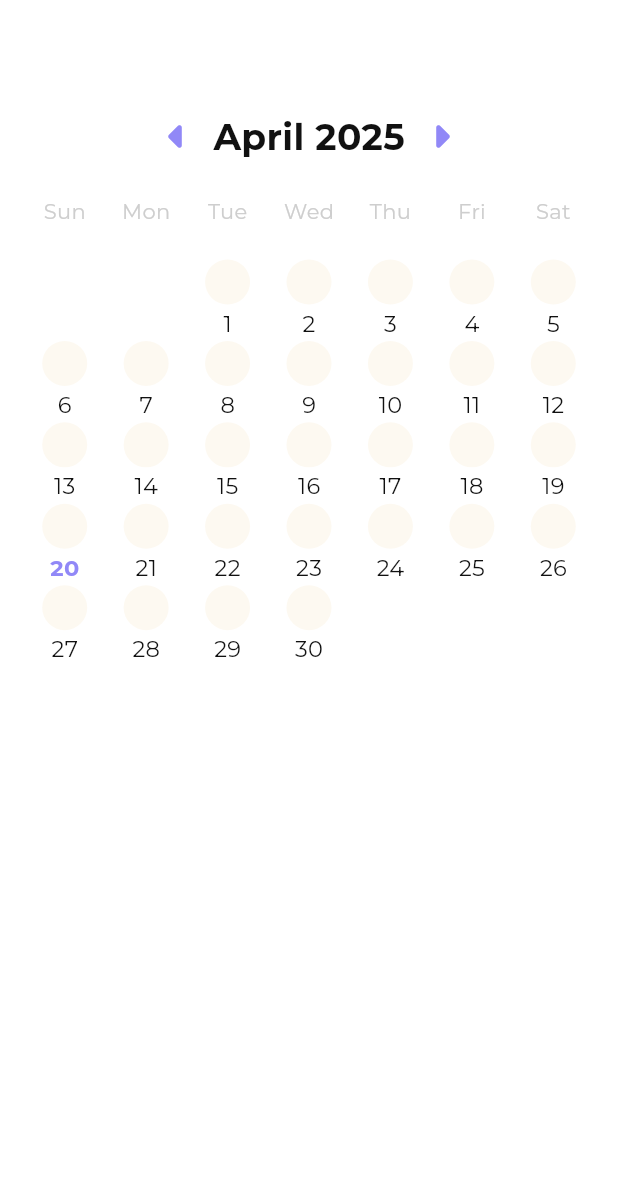
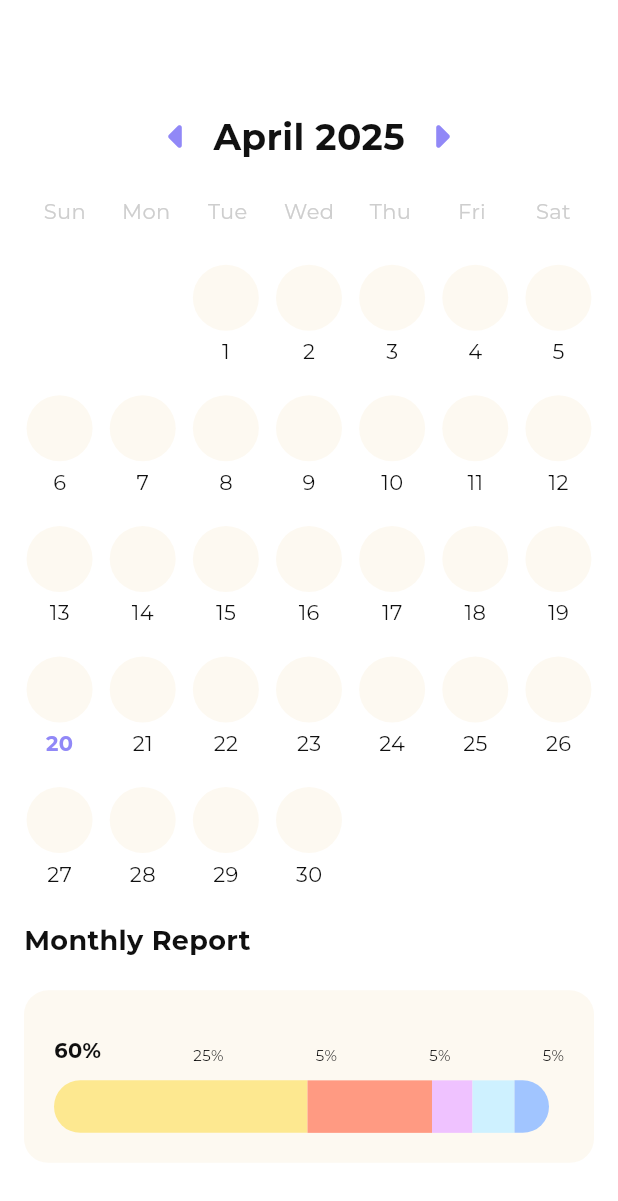
Before and after one commit to bronystylecrazy/moodbeat, a Flutter app: the RateScreen screen opened directly with empty values, after a tap on the "close" icon, on a phone screen of 412 x 824 dp. Shown: the top 1201 px of the screen. Run offline on Flutter 3.47's test engine with Material 3 defaults, Android fonts, the phone set to English and light mode, and no system bars; our stand-ins replace built_collection, built_value, dio, flutter_hooks, font_awesome_flutter, get_it and 6 more; missing offline and left inert: flutter_query, flutter_web_auth_2, one_of_serializer; accounts and stored records are empty; network calls fail; project files that could hold a hidden picture were left out.

Commit message:
fix: calendar

```diff
--- a/lib/animation_wrapper.dart
+++ b/lib/animation_wrapper.dart
@@ -3,6 +3,7 @@ import 'package:flutter/material.dart';
 
 // Function to create a route with a slide-up animation (ease-out)
 PageRouteBuilder createSlideUpRoute(Widget page) {
+  print("Creating slide up route");
   return PageRouteBuilder(
     opaque: false,
     pageBuilder: (context, animation, secondaryAnimation) => page,
--- a/lib/home/calendar/calendar.dart
+++ b/lib/home/calendar/calendar.dart
@@ -1,5 +1,6 @@
 import 'package:flutter/material.dart';
 import 'package:intl/intl.dart';
+import 'package:moodbeat/home/monthly_report/banner_report.dart';
 import 'package:moodbeat/mood_selection_screen.dart';
 import 'package:moodbeat/main.dart';
 import 'package:font_awesome_flutter/font_awesome_flutter.dart';
@@ -21,7 +22,7 @@ class _MyCalendarScreenState extends State<MyCalendarScreen> {
   // Function to handle adding a mood
   void _addMoodForDate(DateTime date) async {
     print('Adding mood for: ${DateFormat('yyyy-MM-dd').format(date)}');
-
+    try {
       // Use the createSlideUpRoute function
       final selectedMood = await Navigator.push(
         context,
@@ -32,6 +33,9 @@ class _MyCalendarScreenState extends State<MyCalendarScreen> {
         setState(() {
           _markedDates[date] = selectedMood;
         });
+      }
+    } catch (e) {
+      print("Error: $e");
     }
   }
 
@@ -107,44 +111,39 @@ class _MyCalendarScreenState extends State<MyCalendarScreen> {
   // Function to build a single date cell
   Widget _buildDateCell(DateTime date) {
     final markedMood = _markedDates[date];
-    final _ = date.year == DateTime.now().year &&
-        date.month == DateTime.now().month &&
-        date.day == DateTime.now().day;
     final isSelected = date.year == _currentDate.year &&
         date.month == _currentDate.month &&
         date.day == _currentDate.day;
     final isCurrentMonth = date.month == _currentMonth.month;
 
     return GestureDetector(
-      onTap: () {
-        _addMoodForDate(date);
-      },
-      child: SizedBox.expand(
+      onTap: () => _addMoodForDate(date),
+      child: ConstrainedBox(
+        constraints: const BoxConstraints(
+          minHeight: 100,
+          maxHeight: 100, // Prevents overflow
+        ),
         child: Column(
           mainAxisAlignment: MainAxisAlignment.center,
-            crossAxisAlignment: CrossAxisAlignment.center,
           children: [
-              const SizedBox(height: 2),
             Container(
-                width: 30,
-                height: 30,
+              width: 44,
+              height: 44,
               decoration: BoxDecoration(
                 shape: BoxShape.circle,
                 color:
                     markedMood != null ? Colors.transparent : AppColors.cream,
               ),
               child: markedMood != null
-                    ? Container(
-                        child: Image.asset(moodImages[markedMood]!),
-                      )
+                  ? Image.asset(moodImages[markedMood]!)
                   : null,
             ),
-              const SizedBox(height: 2),
+            const SizedBox(height: 4),
             Text(
               date.day.toString(),
               style: TextStyle(
                 fontFamily: AppTextStyles.primaryFontFamily,
-                  fontSize: 15,
+                fontSize: 14,
                 color: isSelected
                     ? AppColors.defualtColor
                     : isCurrentMonth
@@ -155,14 +154,16 @@ class _MyCalendarScreenState extends State<MyCalendarScreen> {
                     : AppTextStyles.body2.fontWeight,
               ),
             )
-            ]),
+          ],
+        ),
       ),
     );
   }
 
   // Function to build the calendar grid
   List<Widget> _buildCalendarDays() {
-    final firstDayOfMonth = DateTime(_currentMonth.year, _currentMonth.month, 1);
+    final firstDayOfMonth =
+        DateTime(_currentMonth.year, _currentMonth.month, 1);
     final daysInMonth =
         DateTime(_currentMonth.year, _currentMonth.month + 1, 0).day;
     final firstWeekdayOfMonth = firstDayOfMonth.weekday % 7;
@@ -183,22 +184,29 @@ class _MyCalendarScreenState extends State<MyCalendarScreen> {
 
   @override
   Widget build(BuildContext context) {
-    return Column(
+    return SingleChildScrollView(
+      child: Column(
         crossAxisAlignment: CrossAxisAlignment.stretch,
         children: [
           _buildHeader(),
           const SizedBox(height: 16),
           _buildWeekdayLabels(),
-        Expanded(
-          child: GridView.count(
+          GridView.count(
             crossAxisCount: 7,
             shrinkWrap: true,
+            childAspectRatio: 0.6,
+            mainAxisSpacing: 8,
+            crossAxisSpacing: 8,
             physics: const NeverScrollableScrollPhysics(),
             padding: const EdgeInsets.only(top: 20),
             children: _buildCalendarDays(),
           ),
+          const SizedBox(height: 16),
+          ReportBanner(
+            date: DateTime(2001),
           ),
         ],
+      ),
     );
   }
 }
--- a/lib/home/dairy/diary_entry_widget.dart
+++ b/lib/home/dairy/diary_entry_widget.dart
@@ -49,7 +49,7 @@ class _DiaryEntryWidgetState extends State<DiaryEntryWidget> {
       setState(() {
         _currentMood = selectedMood;
       });
-       widget.onMoodChanged();
+      widget.onMoodChanged();
     }
   }
 
@@ -92,7 +92,8 @@ class _DiaryEntryWidgetState extends State<DiaryEntryWidget> {
                       height: 133,
                       decoration: BoxDecoration(
                         image: DecorationImage(
-                          image: AssetImage(moodImages[_currentMood] ?? 'asset/images/joy.png'),
+                          image: AssetImage(moodImages[_currentMood] ??
+                              'assets/images/joy.png'),
                           fit: BoxFit.cover,
                         ),
                       ),
--- a/lib/home/dairy/diary_nav_bar.dart
+++ b/lib/home/dairy/diary_nav_bar.dart
@@ -62,7 +62,7 @@ class _DiaryNavBarState extends State<DiaryNavBar> {
                 children: [
                   IconButton(
                     icon: Image.asset(
-                      'asset/images/Picture.png',
+                      'assets/images/Picture.png',
                       width: 24,
                       height: 24,
                       color: AppColors.button,
@@ -73,7 +73,7 @@ class _DiaryNavBarState extends State<DiaryNavBar> {
               ),
               IconButton(
                 icon: Image.asset(
-                  'asset/images/Save.png',
+                  'assets/images/Save.png',
                   width: 24,
                   height: 24,
                   color: AppColors.button,
--- a/lib/home/message/message.dart
+++ b/lib/home/message/message.dart
@@ -52,8 +52,8 @@ class SaveConfirmationOverlay extends StatelessWidget {
                     height: 132,
                     decoration: BoxDecoration(
                       image: DecorationImage(
-                        image: AssetImage(
-                            moodImages[selectedMood] ?? 'asset/images/joy.png'),
+                        image: AssetImage(moodImages[selectedMood] ??
+                            'assets/images/joy.png'),
                         // Display the mood image
                         fit: BoxFit.cover,
                       ),
@@ -68,7 +68,7 @@ class SaveConfirmationOverlay extends StatelessWidget {
                       style: TextStyle(
                         color: AppColors.textColor,
                         fontSize: 16,
-                        fontFamily:AppTextStyles.primaryFontFamily,
+                        fontFamily: AppTextStyles.primaryFontFamily,
                         fontWeight: FontWeight.w600,
                         letterSpacing: -0.32,
                       ),
--- a/lib/home/playlist/playlist_screen.dart
+++ b/lib/home/playlist/playlist_screen.dart
@@ -12,8 +12,7 @@ class PlaylistScreen extends StatefulWidget {
   const PlaylistScreen({
     Key? key,
     required this.date,
-    this.description =
-        'High-energy beats to match your unstoppable mood!',
+    this.description = 'High-energy beats to match your unstoppable mood!',
   }) : super(key: key);
 
   @override
@@ -25,7 +24,8 @@ class _PlaylistScreenState extends State<PlaylistScreen>
   late AnimationController _animationController;
   late Animation<Offset> _slideAnimation;
   bool _showRateScreen = false;
-  String _playlistImageUrl = "asset/images/playlist_cover.png"; // Add playlist image url
+  String _playlistImageUrl =
+      "assets/images/playlist_cover.png"; // Add playlist image url
   //String _playlistName = "My Playlist"; // Remove playlist name
 
   @override
--- a/lib/home/review/rate_screen.dart
+++ b/lib/home/review/rate_screen.dart
@@ -33,7 +33,8 @@ class _RateScreenState extends State<RateScreen> {
 
   void _navigateToReviewScreen() {
     Navigator.of(context).push(
-      MaterialPageRoute( // Use MaterialPageRoute instead of PageRouteBuilder
+      MaterialPageRoute(
+        // Use MaterialPageRoute instead of PageRouteBuilder
         builder: (context) => ReviewScreen(
           initialRating: _selectedRating,
           imageUrl: widget.imageUrl,
@@ -113,7 +114,8 @@ class _RateScreenState extends State<RateScreen> {
                         ),
                         const SizedBox(height: 8),
                         Text(
-                          DateFormat('dd MMMM yyyy').format(widget.playlistDate),
+                          DateFormat('dd MMMM yyyy')
+                              .format(widget.playlistDate),
                           style: const TextStyle(
                             color: AppColors.textColor,
                             fontSize: 14,
@@ -150,11 +152,12 @@ class _RateScreenState extends State<RateScreen> {
                                     }
                                   },
                                   child: Padding(
-                                    padding: const EdgeInsets.symmetric(horizontal: 6),
+                                    padding: const EdgeInsets.symmetric(
+                                        horizontal: 6),
                                     child: Image.asset(
                                       _selectedRating >= i
-                                          ? 'asset/images/star_filled.png'
-                                          : 'asset/images/star.png',
+                                          ? 'assets/images/star_filled.png'
+                                          : 'assets/images/star.png',
                                       width: 32,
                                       height: 32,
                                       color: AppColors.ascent,
--- a/lib/loading_animation.dart
+++ b/lib/loading_animation.dart
@@ -63,7 +63,7 @@ class _LoadingAnimationState extends State<LoadingAnimation> {
       mainAxisSize: MainAxisSize.min, // Reduce column height
       children: [
         Image.asset(
-          'asset/images/letter_1.png', // Path to your letter1 image
+          'assets/images/letter_1.png', // Path to your letter1 image
           width: 80, // Adjust as needed
           height: 80, // Adjust as needed
         ),
@@ -77,7 +77,7 @@ class _LoadingAnimationState extends State<LoadingAnimation> {
       mainAxisSize: MainAxisSize.min, // Reduce column height
       children: [
         Image.asset(
-          'asset/images/letter_2.png', // Path to your letter2 image
+          'assets/images/letter_2.png', // Path to your letter2 image
           width: 80, // Adjust as needed
           height: 80, // Adjust as needed
         ),
--- a/lib/main.dart
+++ b/lib/main.dart
@@ -1,6 +1,8 @@
 import 'package:flutter/material.dart';
 import 'package:flutter_query/flutter_query.dart';
+import 'package:moodbeat/home/calendar/calendar.dart';
 import 'package:moodbeat/router.dart';
+import 'package:moodbeat/screens/SignUp.dart';
 import 'package:moodbeat/service_locator.dart';
 
 class AppColors {
@@ -114,37 +116,44 @@ class AppButtonStyle {
 
 class moodSelection {
   static const Map<String, String> moodImages = {
-    'Joy': 'asset/images/joy.png',
-    'Surprise': 'asset/images/surprise.png',
-    'Expecting': 'asset/images/expecting.png',
-    'Trust': 'asset/images/trust.png',
-    'Disgust': 'asset/images/disgust.png',
-    'Anger': 'asset/images/angry.png',
-    'Fear': 'asset/images/fear.png',
-    'Sad': 'asset/images/sad.png',
+    'Joy': 'assets/images/joy.png',
+    'Surprise': 'assets/images/surprise.png',
+    'Expecting': 'assets/images/expecting.png',
+    'Trust': 'assets/images/trust.png',
+    'Disgust': 'assets/images/disgust.png',
+    'Anger': 'assets/images/angry.png',
+    'Fear': 'assets/images/fear.png',
+    'Sad': 'assets/images/sad.png',
   };
 }
 
-void main() async {
+// void main() async {
+//   WidgetsFlutterBinding.ensureInitialized();
+//   await configureDependencies();
+//   runApp(
+//     QueryScope(
+//       child: MaterialApp.router(
+//         title: "MoodBeat",
+//         routerConfig: router,
+//         debugShowCheckedModeBanner: false,
+//         theme: ThemeData(
+//           fontFamily: 'Montserrat', // Apply Montserrat font globally
+//           scaffoldBackgroundColor:
+//               Colors.white, // Set background color globally
+//         ),
+//       ),
+//     ),
+//   );
+// }
+
+void main() {
   WidgetsFlutterBinding.ensureInitialized();
-  await configureDependencies();
-  runApp(
-    QueryScope(
-      child: MaterialApp.router(
-        title: "MoodBeat",
-        routerConfig: router,
-        debugShowCheckedModeBanner: false,
-        theme: ThemeData(
-          fontFamily: 'Montserrat', // Apply Montserrat font globally
-          scaffoldBackgroundColor:
-              Colors.white, // Set background color globally
-        ),
-      ),
+  runApp(MaterialApp(
+      home: Scaffold(
+    backgroundColor: Colors.white,
+    body: Container(
+      padding: EdgeInsets.fromLTRB(16, 67, 16, 0),
+      child: MyCalendarScreen(),
     ),
-  );
+  )));
 }
-
-// void main() {
-//   WidgetsFlutterBinding.ensureInitialized();
-//   runApp(MaterialApp(home: AccountPage()));
-// }
--- a/lib/router.dart
+++ b/lib/router.dart
@@ -6,7 +6,7 @@ import 'package:moodbeat/screens/Settings.dart';
 import 'package:moodbeat/screens/Signin.dart';
 
 final GoRouter router = GoRouter(
-  initialLocation: "/setting",
+  initialLocation: "/",
   routes: [
     GoRoute(
       path: '/',
```
Also changed, not shown: lib/home/monthly_report/banner_report.dart (+29 -27 lines), lib/home/review/review_screen.dart (+24 -14 lines), lib/screens/Settings.dart (+9 -13 lines), lib/screens/Signin.dart (+12 -9 lines), lib/test.dart (added, +21 -0 lines). Lines whose indentation alone changed are shown as unchanged.
